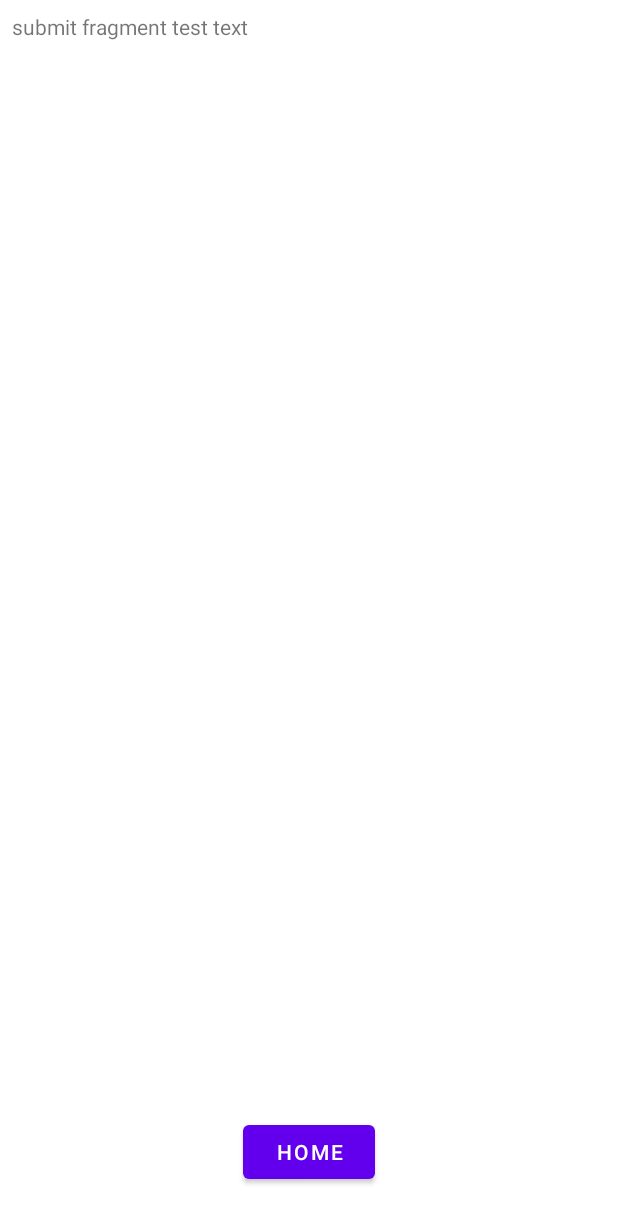
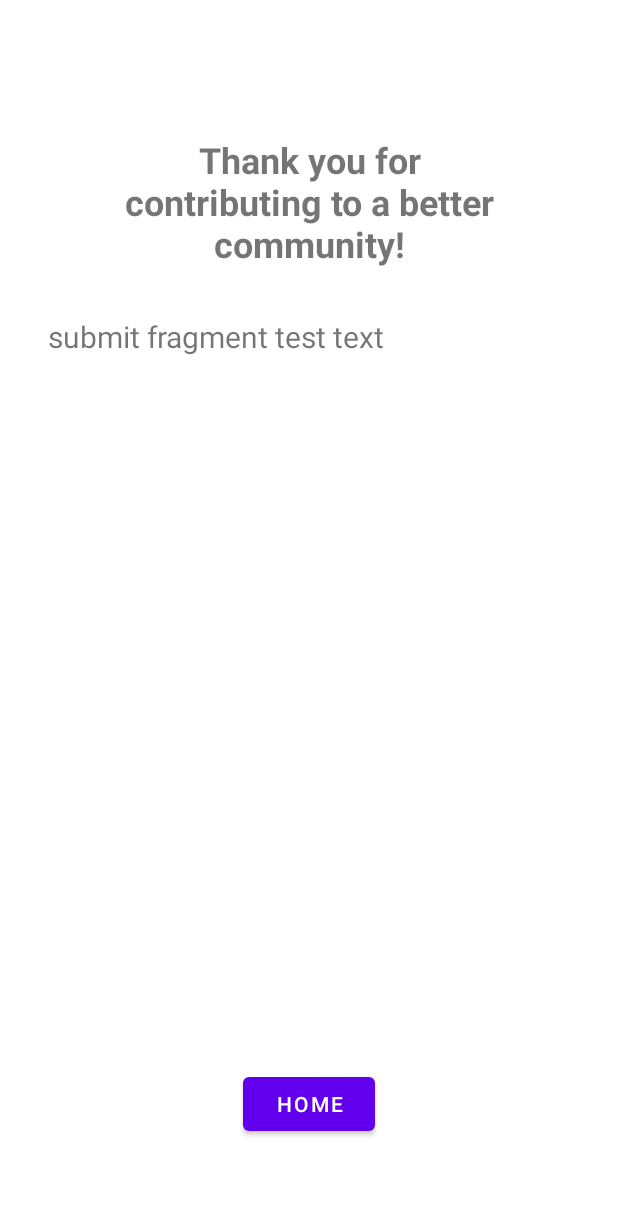
Before and after one commit to IulianMurariu-Tanasache/IT_Marathon_2023, an Android app: the layout fragment_submit.xml on its own in the app's theme, with its tools: preview values and no code run, on a phone screen of 412 x 824 dp. Shown: the top 1223 px of the screen. Run offline under Robolectric (Android 15) with nearby library versions, the phone set to English and light mode, and no system bars.

Commit message:
finished submit fragment

```diff
--- a/CommunityCleanAndroidApp/CommunityClean/app/src/main/res/layout/fragment_submit.xml
+++ b/CommunityCleanAndroidApp/CommunityClean/app/src/main/res/layout/fragment_submit.xml
@@ -12,25 +12,43 @@
         android:id="@+id/textViewReport"
         android:layout_width="0dp"
         android:layout_height="0dp"
-        android:layout_marginStart="8dp"
-        android:layout_marginTop="8dp"
-        android:layout_marginEnd="8dp"
+        android:layout_marginStart="32dp"
+        android:layout_marginTop="32dp"
+        android:layout_marginEnd="32dp"
         android:layout_marginBottom="16dp"
         android:scrollbars="vertical"
         android:text="submit fragment test text"
+        android:textAlignment="textStart"
+        android:textSize="20sp"
         app:layout_constraintBottom_toTopOf="@+id/button_home"
         app:layout_constraintEnd_toEndOf="parent"
         app:layout_constraintStart_toStartOf="parent"
-        app:layout_constraintTop_toTopOf="parent" />
+        app:layout_constraintTop_toBottomOf="@+id/textView2" />
 
     <Button
         android:id="@+id/button_home"
         android:layout_width="wrap_content"
         android:layout_height="wrap_content"
-        android:layout_marginBottom="32dp"
+        android:layout_marginBottom="64dp"
         android:text="Home"
         app:layout_constraintBottom_toBottomOf="parent"
         app:layout_constraintEnd_toEndOf="parent"
         app:layout_constraintStart_toStartOf="parent" />
 
+    <TextView
+        android:id="@+id/textView2"
+        android:layout_width="0dp"
+        android:layout_height="wrap_content"
+        android:layout_marginStart="64dp"
+        android:layout_marginTop="90dp"
+        android:layout_marginEnd="64dp"
+        android:text="Thank you for contributing to a better community!"
+        android:textAlignment="center"
+        android:textSize="24sp"
+        android:textStyle="bold"
+        app:layout_constraintEnd_toEndOf="parent"
+        app:layout_constraintHorizontal_bias="1.0"
+        app:layout_constraintStart_toStartOf="parent"
+        app:layout_constraintTop_toTopOf="parent" />
+
 </androidx.constraintlayout.widget.ConstraintLayout>
```
Also changed, not shown: CommunityCleanAndroidApp/CommunityClean/app/src/main/java/com/example/communityclean/SubmitFragment.kt (+14 -1 lines).
